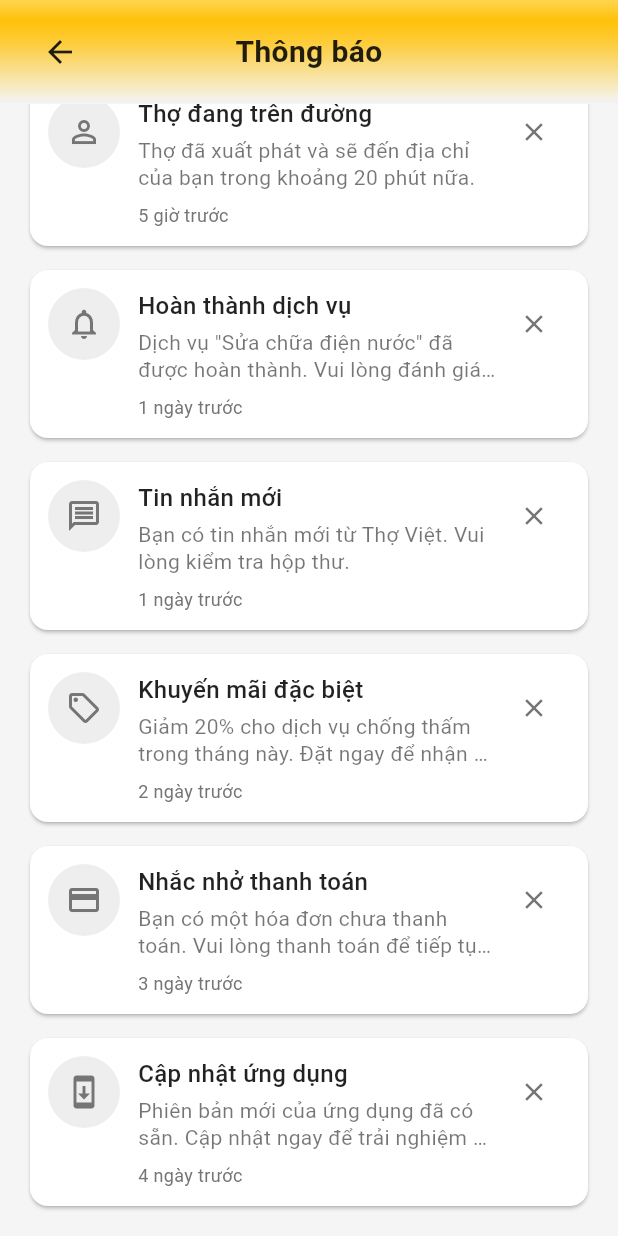
After one commit to tuanpham2xx3/fix4home_mobile, a Flutter app: the NotificationsScreen screen opened by its route, scrolled down 285 dp, after a tap on "Đọc tất cả", on a phone screen of 412 x 824 dp. The commit adds this screen. Run offline on Flutter 3.47's test engine with Material 3 defaults, Android fonts, the phone set to English and light mode, and no system bars; our stand-ins replace app_links, device_info_plus, dio, flutter_riverpod, flutter_secure_storage, flutter_svg and 5 more; accounts and stored records are empty.

Commit message:
impl noti screen

```diff
--- a/lib/core/routing/app_router.dart
+++ b/lib/core/routing/app_router.dart
@@ -18,6 +18,7 @@ import '../../features/home/presentation/price_group_screen.dart';
 import '../../features/home/presentation/price_detail_screen.dart';
 import '../../features/home/presentation/news_list_screen.dart';
 import '../../features/home/presentation/news_detail_screen.dart';
+import '../../features/home/presentation/notifications_screen.dart';
 import '../../data/services/menu_service.dart';
 
 class SplashScreen extends StatelessWidget {
@@ -133,6 +134,10 @@ final routerProvider = Provider<GoRouter>((ref) {
           return NewsDetailScreen(id: id);
         },
       ),
+      GoRoute(
+        path: '/notifications',
+        builder: (context, state) => const NotificationsScreen(),
+      ),
     ],
     redirect: (BuildContext context, GoRouterState state) {
       final loggingIn = state.matchedLocation == '/login';
@@ -152,6 +157,8 @@ final routerProvider = Provider<GoRouter>((ref) {
                     state.uri.path.startsWith('/price');
       final news = state.matchedLocation.startsWith('/news') ||
                    state.uri.path.startsWith('/news');
+      final notifications = state.matchedLocation == '/notifications' ||
+                           state.uri.path == '/notifications';
 
       return authState.when(
         data: (authStateValue) {
@@ -164,8 +171,8 @@ final routerProvider = Provider<GoRouter>((ref) {
           );
           final isPublicPage = loggingIn || registering || checkingEmail || resettingPassword || congratulations;
 
-          // Allow service-menu, quick-booking, booking-success, chat, price, news for authenticated users
-          if ((serviceMenu || quickBooking || bookingSuccess || chat || price || news) && loggedIn) {
+          // Allow service-menu, quick-booking, booking-success, chat, price, news, notifications for authenticated users
+          if ((serviceMenu || quickBooking || bookingSuccess || chat || price || news || notifications) && loggedIn) {
             return null;
           }
 
--- /dev/null
+++ b/lib/data/services/notification_service.dart
@@ -0,0 +1,126 @@
+import '../../domain/models/notification_item.dart';
+
+class NotificationService {
+  static final NotificationService _instance = NotificationService._internal();
+  factory NotificationService() => _instance;
+  NotificationService._internal();
+
+  // Mock notifications data
+  final List<NotificationItem> _notifications = [
+    NotificationItem(
+      id: '1',
+      title: 'Đặt lịch thành công',
+      message: 'Bạn đã đặt lịch dịch vụ "Sửa chữa điện nước" thành công. Thợ sẽ liên hệ với bạn trong vòng 30 phút.',
+      createdAt: DateTime.now().subtract(const Duration(minutes: 15)),
+      isRead: false,
+      actionUrl: '/bookings',
+    ),
+    NotificationItem(
+      id: '2',
+      title: 'Thợ đã nhận đơn',
+      message: 'Thợ Nguyễn Văn A đã nhận đơn dịch vụ của bạn. Vui lòng chuẩn bị sẵn sàng.',
+      createdAt: DateTime.now().subtract(const Duration(hours: 2)),
+      isRead: false,
+      actionUrl: '/bookings',
+    ),
+    NotificationItem(
+      id: '3',
+      title: 'Thợ đang trên đường',
+      message: 'Thợ đã xuất phát và sẽ đến địa chỉ của bạn trong khoảng 20 phút nữa.',
+      createdAt: DateTime.now().subtract(const Duration(hours: 5)),
+      isRead: true,
+      actionUrl: '/bookings',
+    ),
+    NotificationItem(
+      id: '4',
+      title: 'Hoàn thành dịch vụ',
+      message: 'Dịch vụ "Sửa chữa điện nước" đã được hoàn thành. Vui lòng đánh giá dịch vụ.',
+      createdAt: DateTime.now().subtract(const Duration(days: 1)),
+      isRead: true,
+      actionUrl: '/bookings',
+    ),
+    NotificationItem(
+      id: '5',
+      title: 'Tin nhắn mới',
+      message: 'Bạn có tin nhắn mới từ Thợ Việt. Vui lòng kiểm tra hộp thư.',
+      createdAt: DateTime.now().subtract(const Duration(days: 1, hours: 5)),
+      isRead: true,
+      actionUrl: '/home',
+    ),
+    NotificationItem(
+      id: '6',
+      title: 'Khuyến mãi đặc biệt',
+      message: 'Giảm 20% cho dịch vụ chống thấm trong tháng này. Đặt ngay để nhận ưu đãi!',
+      createdAt: DateTime.now().subtract(const Duration(days: 2)),
+      isRead: false,
+      actionUrl: '/home',
+    ),
+    NotificationItem(
+      id: '7',
+      title: 'Nhắc nhở thanh toán',
+      message: 'Bạn có một hóa đơn chưa thanh toán. Vui lòng thanh toán để tiếp tục sử dụng dịch vụ.',
+      createdAt: DateTime.now().subtract(const Duration(days: 3)),
+      isRead: true,
+      actionUrl: '/bookings',
+    ),
+    NotificationItem(
+      id: '8',
+      title: 'Cập nhật ứng dụng',
+      message: 'Phiên bản mới của ứng dụng đã có sẵn. Cập nhật ngay để trải nghiệm các tính năng mới.',
+      createdAt: DateTime.now().subtract(const Duration(days: 4)),
+      isRead: false,
+      actionUrl: null,
+    ),
+  ];
+
+  Future<List<NotificationItem>> getAllNotifications() async {
+    // Simulate network delay
+    await Future.delayed(const Duration(milliseconds: 300));
+    return List.from(_notifications);
+  }
+
+  Future<List<NotificationItem>> getUnreadNotifications() async {
+    await Future.delayed(const Duration(milliseconds: 200));
+    return _notifications.where((n) => !n.isRead).toList();
+  }
+
+  Future<void> markAsRead(String id) async {
+    await Future.delayed(const Duration(milliseconds: 100));
+    final index = _notifications.indexWhere((n) => n.id == id);
+    if (index != -1) {
+      _notifications[index] = NotificationItem(
+        id: _notifications[index].id,
+        title: _notifications[index].title,
+        message: _notifications[index].message,
+        createdAt: _notifications[index].createdAt,
+        isRead: true,
+        imageUrl: _notifications[index].imageUrl,
+        actionUrl: _notifications[index].actionUrl,
+      );
+    }
+  }
+
+  Future<void> markAllAsRead() async {
+    await Future.delayed(const Duration(milliseconds: 200));
+    for (int i = 0; i < _notifications.length; i++) {
+      if (!_notifications[i].isRead) {
+        _notifications[i] = NotificationItem(
+          id: _notifications[i].id,
+          title: _notifications[i].title,
+          message: _notifications[i].message,
+          createdAt: _notifications[i].createdAt,
+          isRead: true,
+          imageUrl: _notifications[i].imageUrl,
+          actionUrl: _notifications[i].actionUrl,
+        );
+      }
+    }
+  }
+
+  Future<void> deleteNotification(String id) async {
+    await Future.delayed(const Duration(milliseconds: 100));
+    _notifications.removeWhere((n) => n.id == id);
+  }
+
+  int get unreadCount => _notifications.where((n) => !n.isRead).length;
+}
--- /dev/null
+++ b/lib/domain/models/notification_item.dart
@@ -0,0 +1,19 @@
+class NotificationItem {
+  final String id;
+  final String title;
+  final String message;
+  final DateTime createdAt;
+  final bool isRead;
+  final String? imageUrl;
+  final String? actionUrl; // URL để điều hướng khi tap vào notification
+
+  NotificationItem({
+    required this.id,
+    required this.title,
+    required this.message,
+    required this.createdAt,
+    this.isRead = false,
+    this.imageUrl,
+    this.actionUrl,
+  });
+}
--- a/lib/features/home/presentation/home_screen.dart
+++ b/lib/features/home/presentation/home_screen.dart
@@ -138,6 +138,7 @@ class _HomeScreenState extends ConsumerState<HomeScreen> {
               backgroundColor: Colors.transparent, // Để gradient hiển thị rõ
               floating: true,
               snap: true,
+              automaticallyImplyLeading: false, // Ẩn mũi tên back
               expandedHeight: 130.0,
               flexibleSpace: FlexibleSpaceBar(
                 background: Container(
@@ -254,7 +255,9 @@ class _HomeScreenState extends ConsumerState<HomeScreen> {
               _buildIconWithBadge(
                 icon: Icons.notifications_outlined,
                 badgeCount: '38',
-                onPressed: () {},
+                onPressed: () {
+                  context.push('/notifications');
+                },
               ),
               const SizedBox(width: 8),
               // Message Icon
--- /dev/null
+++ b/lib/features/home/presentation/notifications_screen.dart
@@ -0,0 +1,301 @@
+import 'package:flutter/material.dart';
+import 'package:flutter_riverpod/flutter_riverpod.dart';
+import 'package:go_router/go_router.dart';
+import 'package:intl/intl.dart';
+
+import '../../../core/widgets/gradient_header.dart';
+import '../../../data/services/notification_service.dart';
+import '../../../domain/models/notification_item.dart';
+
+final notificationServiceProvider = Provider<NotificationService>((ref) => NotificationService());
+
+final notificationsProvider = FutureProvider<List<NotificationItem>>((ref) async {
+  final service = ref.watch(notificationServiceProvider);
+  return service.getAllNotifications();
+});
+
+class NotificationsScreen extends ConsumerStatefulWidget {
+  const NotificationsScreen({super.key});
+
+  @override
+  ConsumerState<NotificationsScreen> createState() => _NotificationsScreenState();
+}
+
+class _NotificationsScreenState extends ConsumerState<NotificationsScreen> {
+  @override
+  Widget build(BuildContext context) {
+    final notificationsAsync = ref.watch(notificationsProvider);
+
+    return Scaffold(
+      backgroundColor: Colors.grey[100],
+      body: SafeArea(
+        child: Column(
+          children: [
+            GradientHeader(
+              title: 'Thông báo',
+              showBackButton: true,
+              actions: [
+                Consumer(
+                  builder: (context, ref, _) {
+                    final service = ref.watch(notificationServiceProvider);
+                    final unreadCount = service.unreadCount;
+                    if (unreadCount == 0) {
+                      return const SizedBox.shrink();
+                    }
+                    return TextButton(
+                      onPressed: () async {
+                        await service.markAllAsRead();
+                        ref.invalidate(notificationsProvider);
+                      },
+                      child: const Text(
+                        'Đọc tất cả',
+                        style: TextStyle(
+                          color: Colors.black87,
+                          fontSize: 14,
+                          fontWeight: FontWeight.w500,
+                        ),
+                      ),
+                    );
+                  },
+                ),
+              ],
+            ),
+            Expanded(
+              child: notificationsAsync.when(
+                data: (notifications) {
+                  if (notifications.isEmpty) {
+                    return const Center(
+                      child: Column(
+                        mainAxisAlignment: MainAxisAlignment.center,
+                        children: [
+                          Icon(
+                            Icons.notifications_none,
+                            size: 64,
+                            color: Colors.grey,
+                          ),
+                          SizedBox(height: 16),
+                          Text(
+                            'Chưa có thông báo',
+                            style: TextStyle(
+                              fontSize: 16,
+                              color: Colors.grey,
+                            ),
+                          ),
+                        ],
+                      ),
+                    );
+                  }
+                  return RefreshIndicator(
+                    onRefresh: () async {
+                      ref.invalidate(notificationsProvider);
+                    },
+                    child: ListView.separated(
+                      padding: const EdgeInsets.fromLTRB(16, 8, 16, 16),
+                      itemBuilder: (context, index) {
+                        final notification = notifications[index];
+                        return _NotificationCard(
+                          notification: notification,
+                          onTap: () {
+                            if (notification.actionUrl != null) {
+                              context.push(notification.actionUrl!);
+                            }
+                            if (!notification.isRead) {
+                              ref
+                                  .read(notificationServiceProvider)
+                                  .markAsRead(notification.id);
+                              ref.invalidate(notificationsProvider);
+                            }
+                          },
+                          onDelete: () async {
+                            await ref
+                                .read(notificationServiceProvider)
+                                .deleteNotification(notification.id);
+                            ref.invalidate(notificationsProvider);
+                          },
+                        );
+                      },
+                      separatorBuilder: (_, __) => const SizedBox(height: 8),
+                      itemCount: notifications.length,
+                    ),
+                  );
+                },
+                loading: () => const Center(child: CircularProgressIndicator()),
+                error: (err, _) => Center(
+                  child: Column(
+                    mainAxisAlignment: MainAxisAlignment.center,
+                    children: [
+                      const Icon(
+                        Icons.error_outline,
+                        size: 64,
+                        color: Colors.red,
+                      ),
+                      const SizedBox(height: 16),
+                      Text(
+                        'Lỗi tải thông báo',
+                        style: TextStyle(color: Colors.red[700]),
+                      ),
+                      const SizedBox(height: 8),
+                      TextButton(
+                        onPressed: () {
+                          ref.invalidate(notificationsProvider);
+                        },
+                        child: const Text('Thử lại'),
+                      ),
+                    ],
+                  ),
+                ),
+              ),
+            ),
+          ],
+        ),
+      ),
+    );
+  }
+}
+
+class _NotificationCard extends StatelessWidget {
+  final NotificationItem notification;
+  final VoidCallback onTap;
+  final VoidCallback onDelete;
+
+  const _NotificationCard({
+    required this.notification,
+    required this.onTap,
+    required this.onDelete,
+  });
+
+  String _formatDateTime(DateTime dateTime) {
+    final now = DateTime.now();
+    final difference = now.difference(dateTime);
+
+    if (difference.inMinutes < 1) {
+      return 'Vừa xong';
+    } else if (difference.inMinutes < 60) {
+      return '${difference.inMinutes} phút trước';
+    } else if (difference.inHours < 24) {
+      return '${difference.inHours} giờ trước';
+    } else if (difference.inDays < 7) {
+      return '${difference.inDays} ngày trước';
+    } else {
+      return DateFormat('dd/MM/yyyy').format(dateTime);
+    }
+  }
+
+  @override
+  Widget build(BuildContext context) {
+    return Card(
+      elevation: 1,
+      shape: RoundedRectangleBorder(borderRadius: BorderRadius.circular(12)),
+      color: notification.isRead ? Colors.white : Colors.blue[50],
+      child: InkWell(
+        borderRadius: BorderRadius.circular(12),
+        onTap: onTap,
+        child: Padding(
+          padding: const EdgeInsets.all(12),
+          child: Row(
+            crossAxisAlignment: CrossAxisAlignment.start,
+            children: [
+              Container(
+                width: 48,
+                height: 48,
+                decoration: BoxDecoration(
+                  color: notification.isRead
+                      ? Colors.grey[200]
+                      : const Color(0xFFFFC107).withOpacity(0.2),
+                  shape: BoxShape.circle,
+                ),
+                child: Icon(
+                  _getNotificationIcon(notification.title),
+                  color: notification.isRead
+                      ? Colors.grey[600]
+                      : const Color(0xFFFFC107),
+                  size: 24,
+                ),
+              ),
+              const SizedBox(width: 12),
+              Expanded(
+                child: Column(
+                  crossAxisAlignment: CrossAxisAlignment.start,
+                  children: [
+                    Row(
+                      crossAxisAlignment: CrossAxisAlignment.start,
+                      children: [
+                        Expanded(
+                          child: Text(
+                            notification.title,
+                            style: TextStyle(
+                              fontSize: 16,
+                              fontWeight:
+                                  notification.isRead
+                                      ? FontWeight.w500
+                                      : FontWeight.bold,
+                              color: Colors.black87,
+                            ),
+                          ),
+                        ),
+                        if (!notification.isRead)
+                          Container(
+                            width: 8,
+                            height: 8,
+                            decoration: const BoxDecoration(
+                              color: Color(0xFFFFC107),
+                              shape: BoxShape.circle,
+                            ),
+                          ),
+                      ],
+                    ),
+                    const SizedBox(height: 4),
+                    Text(
+                      notification.message,
+                      style: TextStyle(
+                        fontSize: 14,
+                        color: Colors.black54,
+                        height: 1.3,
+                      ),
+                      maxLines: 2,
+                      overflow: TextOverflow.ellipsis,
+                    ),
+                    const SizedBox(height: 8),
+                    Text(
+                      _formatDateTime(notification.createdAt),
+                      style: TextStyle(
+                        fontSize: 12,
+                        color: Colors.grey[600],
+                      ),
+                    ),
+                  ],
+                ),
+              ),
+              IconButton(
+                icon: const Icon(Icons.close, size: 20),
+                color: Colors.grey[600],
+                onPressed: onDelete,
+                padding: EdgeInsets.zero,
+                constraints: const BoxConstraints(),
+              ),
+            ],
+          ),
+        ),
+      ),
+    );
+  }
+
+  IconData _getNotificationIcon(String title) {
+    if (title.toLowerCase().contains('đặt lịch') ||
+        title.toLowerCase().contains('thành công')) {
+      return Icons.check_circle_outline;
+    } else if (title.toLowerCase().contains('thợ')) {
+      return Icons.person_outline;
+    } else if (title.toLowerCase().contains('tin nhắn')) {
+      return Icons.message_outlined;
+    } else if (title.toLowerCase().contains('khuyến mãi') ||
+        title.toLowerCase().contains('ưu đãi')) {
+      return Icons.local_offer_outlined;
+    } else if (title.toLowerCase().contains('thanh toán')) {
+      return Icons.payment_outlined;
+    } else if (title.toLowerCase().contains('cập nhật')) {
+      return Icons.system_update_outlined;
+    }
+    return Icons.notifications_outlined;
+  }
+}
```
